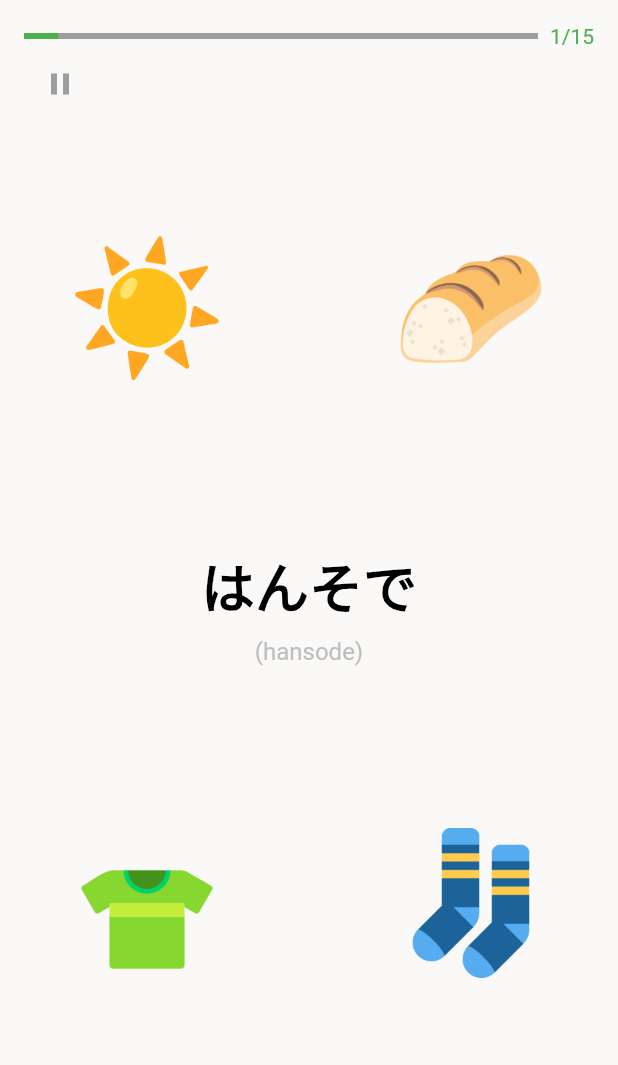
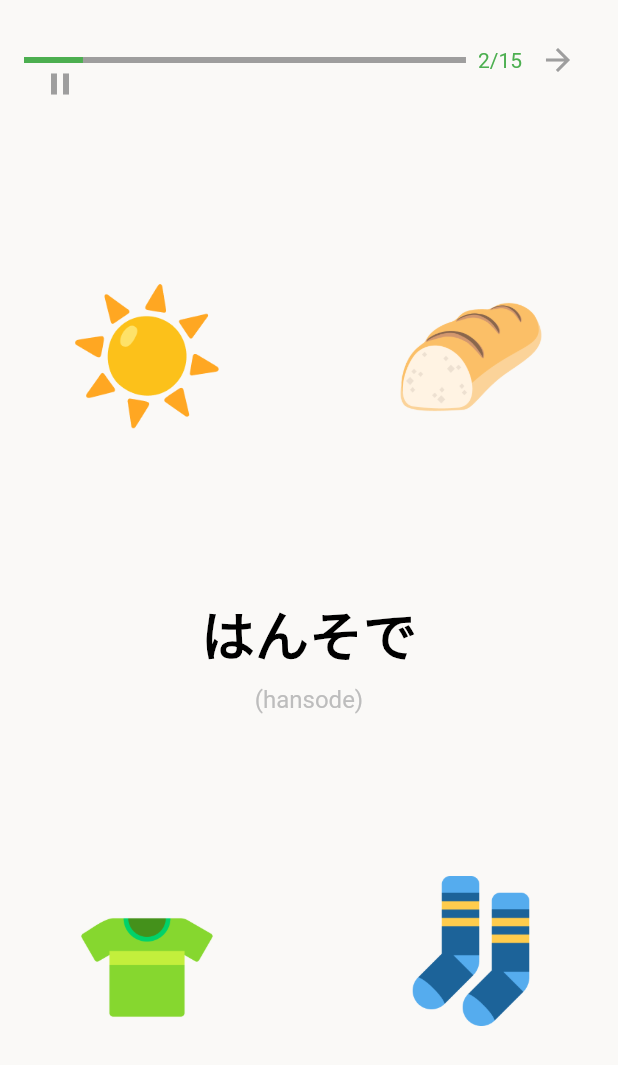
Before and after one commit to jiyoon0227/lanny_program, a Flutter app: the LearnScreen2 widget shown alone on an empty page, opened directly, on a phone screen of 412 x 824 dp. Shown: the top 1065 px of the screen. Run offline on Flutter 3.47's test engine with Material 3 defaults, Android fonts, the phone set to English and light mode, and no system bars; our stand-ins replace cloud_firestore, firebase_auth, firebase_core; accounts and stored records are empty.

Commit message:
학습화면 페이지 이동

```diff
--- a/lib/learning/learning_screen2.dart
+++ b/lib/learning/learning_screen2.dart
@@ -1,4 +1,5 @@
 import 'package:flutter/material.dart';
+import 'learning_screen3.dart'; // LearnScreen3 페이지가 있는 파일을 import하세요.
 import '../widgets/stop_popup.dart';
 
 class LearnScreen2 extends StatefulWidget {
@@ -19,8 +20,8 @@ class _LearnScreen2State extends State<LearnScreen2> {
       padding: const EdgeInsets.all(16.0),
       child: DefaultTextStyle(
         style: TextStyle(
-          color: Colors.black, // 기본 텍스트 색상
-          fontSize: 16, // 기본 폰트 크기
+          color: Colors.black,
+          fontSize: 16,
         ),
         child: Column(
           crossAxisAlignment: CrossAxisAlignment.stretch,
@@ -31,21 +32,34 @@ class _LearnScreen2State extends State<LearnScreen2> {
                 Column(
                   children: [
                     Row(
+                      mainAxisAlignment: MainAxisAlignment.spaceBetween,
                       children: [
                         Expanded(
                           child: LinearProgressIndicator(
-                            value: 1 / 15,
+                            value: 2 / 15, // 페이지 진행 상태 업데이트
                             backgroundColor: Colors.grey,
                             color: Colors.green,
                           ),
                         ),
                         SizedBox(width: 8),
                         Text(
-                          '1/15',
+                          '2/15',
                           style: TextStyle(
                             color: Colors.green,
                             fontSize: 14,
                           ),
+                        ),
+                        IconButton(
+                          icon: Icon(Icons.arrow_forward, color: Colors.grey),
+                          onPressed: () {
+                            // LearnScreen3 페이지로 이동
+                            Navigator.push(
+                              context,
+                              MaterialPageRoute(
+                                builder: (context) => LearnScreen3(),
+                              ),
+                            );
+                          },
                         ),
                       ],
                     ),
@@ -54,13 +68,12 @@ class _LearnScreen2State extends State<LearnScreen2> {
                 ),
                 Positioned(
                   left: 0,
-                  top: 16, // 위치 조정
+                  top: 16,
                   child: Material(
                     type: MaterialType.transparency,
                     child: IconButton(
                       icon: Icon(Icons.pause, color: Colors.grey),
                       onPressed: () {
-                        // PausePopup 표시
                         showDialog(
                           context: context,
                           builder: (context) => PausePopup(),
@@ -71,10 +84,9 @@ class _LearnScreen2State extends State<LearnScreen2> {
                 ),
               ],
             ),
-            SizedBox(height: 100), // 사진 위 간격 조정
-            // Top images
+            SizedBox(height: 100),
             Row(
-              mainAxisAlignment: MainAxisAlignment.center, // 가운데 정렬
+              mainAxisAlignment: MainAxisAlignment.center,
               children: [
                 GestureDetector(
                   onTap: () {
@@ -94,7 +106,7 @@ class _LearnScreen2State extends State<LearnScreen2> {
                     ),
                   ),
                 ),
-                SizedBox(width: 100), // 사진 간 간격 조정
+                SizedBox(width: 100),
                 GestureDetector(
                   onTap: () {
                     setState(() {
@@ -115,8 +127,7 @@ class _LearnScreen2State extends State<LearnScreen2> {
                 ),
               ],
             ),
-            SizedBox(height: 100), // 텍스트와 사진 사이의 간격 조정
-            // Center text
+            SizedBox(height: 100),
             Center(
               child: Column(
                 crossAxisAlignment: CrossAxisAlignment.center,
@@ -140,10 +151,9 @@ class _LearnScreen2State extends State<LearnScreen2> {
                 ],
               ),
             ),
-            SizedBox(height: 100), // 텍스트와 사진 사이의 간격 조정
-            // Bottom images
+            SizedBox(height: 100),
             Row(
-              mainAxisAlignment: MainAxisAlignment.center, // 가운데 정렬
+              mainAxisAlignment: MainAxisAlignment.center,
               children: [
                 GestureDetector(
                   onTap: () {
@@ -163,7 +173,7 @@ class _LearnScreen2State extends State<LearnScreen2> {
                     ),
                   ),
                 ),
-                SizedBox(width: 100), // 사진 간 간격 조정
+                SizedBox(width: 100),
                 GestureDetector(
                   onTap: () {
                     setState(() {
@@ -184,7 +194,7 @@ class _LearnScreen2State extends State<LearnScreen2> {
                 ),
               ],
             ),
-            SizedBox(height: 100), // 사진 아래 간격 추가
+            SizedBox(height: 100),
           ],
         ),
       ),
```
Also changed, not shown: lib/learning/learning_screen1.dart (+17 -23 lines), lib/learning/learning_screen3.dart (+27 -16 lines), lib/screens/home_screen.dart (+15 -5 lines).
